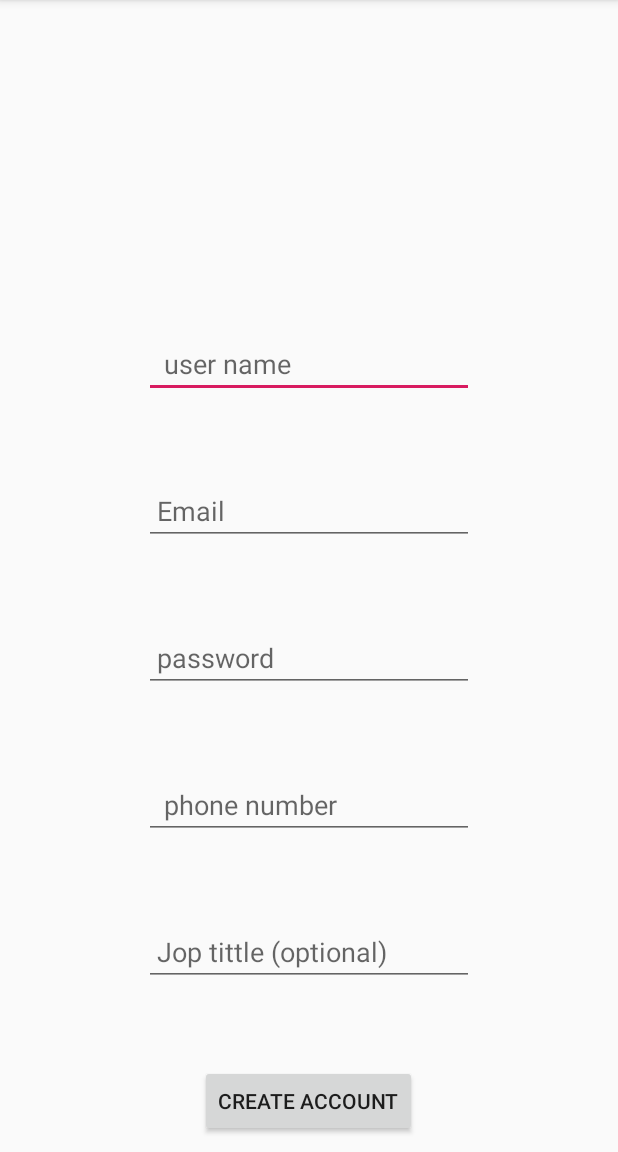
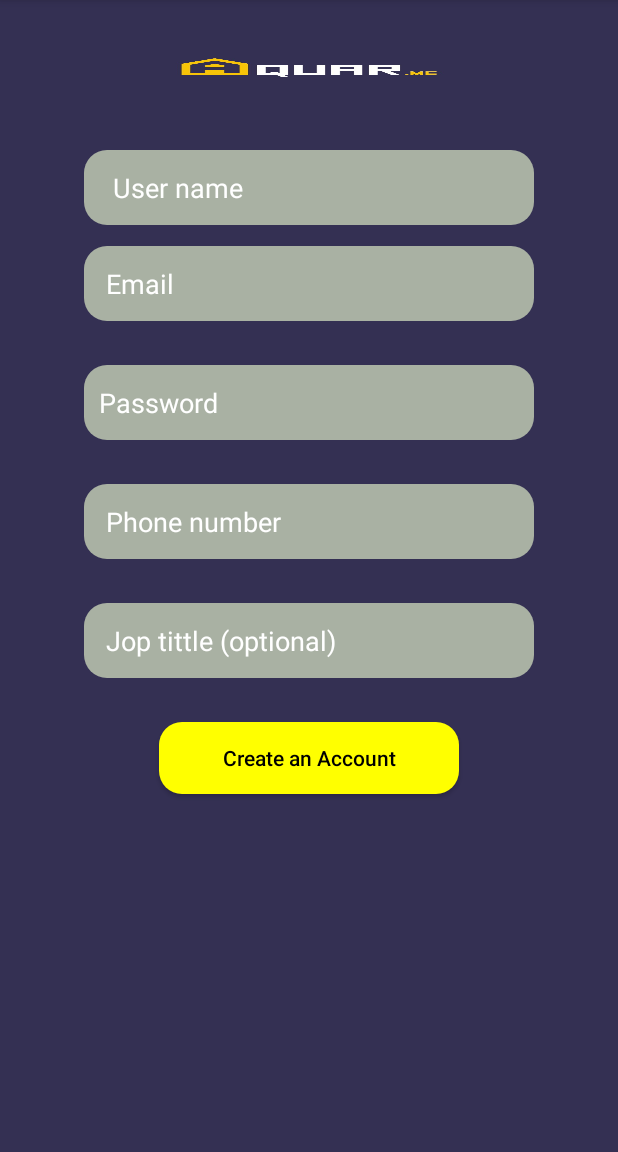
Before and after one commit to ebrahemkofe/AqarTest, an Android app: the Rejester screen opened directly, with no data from a screen before it, on a phone screen of 412 x 824 dp, the part 84-1236 px from its top. Run offline under Robolectric (Android 15) with nearby library versions, the phone set to English and light mode, and no system bars; our stand-ins replace Firebase (no records; nobody signed in at launch, a user with empty details on screens opened directly).

Commit message:
UI Design

```diff
--- a/app/src/main/AndroidManifest.xml
+++ b/app/src/main/AndroidManifest.xml
@@ -9,16 +9,16 @@
         android:roundIcon="@mipmap/ic_launcher_round"
         android:supportsRtl="true"
         android:theme="@style/AppTheme">
-        <activity android:name=".Login">
+        <activity android:name=".SplashScreen">
             <intent-filter>
                 <action android:name="android.intent.action.MAIN" />
-
                 <category android:name="android.intent.category.LAUNCHER" />
             </intent-filter>
         </activity>
         <activity android:name=".Rejester" />
         <activity android:name=".CustomerList" />
-        <activity android:name=".Home"></activity>
+        <activity android:name=".Home" />
+        <activity android:name=".Login"></activity>
     </application>
 
 </manifest>
--- /dev/null
+++ b/app/src/main/res/drawable/inputbutton.xml
@@ -0,0 +1,8 @@
+<?xml version="1.0" encoding="utf-8"?>
+<shape xmlns:android="http://schemas.android.com/apk/res/android">
+    <solid android:color="#FFFF00">
+    </solid>
+    <corners android:radius="15dp"
+        ></corners>
+
+</shape>
--- /dev/null
+++ b/app/src/main/res/drawable/inputedittext.xml
@@ -0,0 +1,6 @@
+<?xml version="1.0" encoding="utf-8"?>
+<shape xmlns:android="http://schemas.android.com/apk/res/android">
+    <solid android:color="#A9B1A3"></solid>
+    <corners android:radius="15dp"></corners>
+
+</shape>
--- a/app/src/main/res/layout/activity_rejester.xml
+++ b/app/src/main/res/layout/activity_rejester.xml
@@ -1,4 +1,11 @@
 <?xml version="1.0" encoding="utf-8"?>
+
+<ScrollView xmlns:android="http://schemas.android.com/apk/res/android"
+    xmlns:tools="http://schemas.android.com/tools"
+    android:layout_width="match_parent"
+    android:layout_height="match_parent"
+    android:background="#343053">
+
     <LinearLayout xmlns:android="http://schemas.android.com/apk/res/android"
         xmlns:app="http://schemas.android.com/apk/res-auto"
         xmlns:tools="http://schemas.android.com/tools"
@@ -9,91 +16,105 @@
 
         <ImageView
             android:layout_width="match_parent"
-        android:layout_height="0dp"
+            android:layout_height="90dp"
             android:layout_marginBottom="10dp"
-        android:layout_weight="4"/>
+            android:layout_weight="10"
+            android:scaleType="centerCrop"
+            android:background="@drawable/logo" />
 
 
         <EditText
-        android:hint="  user name"
+            android:id="@+id/username"
+            android:layout_width="300dp"
+            android:layout_height="50dp"
+            android:layout_gravity="center"
+            android:layout_marginBottom="14dp"
+            android:background="@drawable/inputedittext"
+            android:hint="  User name"
             android:lines="1"
-        android:id="@+id/username"
-        android:layout_width="220dp"
-        android:layout_height="wrap_content"
+            android:paddingLeft="10dp"
+            android:textColorHint="#ffffff"
+            />
+
+        <EditText
+            android:id="@+id/email"
+            android:layout_width="300dp"
+            android:layout_height="50dp"
             android:layout_gravity="center"
-
-        />
-    <TextView
-
-        android:layout_width="match_parent"
-        android:layout_height="0dp"
-        android:layout_weight="1"
-        />
-    <EditText
+            android:layout_marginBottom="10dp"
+            android:background="@drawable/inputedittext"
+            android:hint=" Email"
             android:lines="1"
-        android:hint=" Email"
-        android:id="@+id/email"
-        android:layout_width="220dp"
-        android:layout_height="wrap_content"
-        android:layout_gravity="center"
-
+            android:paddingLeft="10dp"
+            android:textColorHint="#ffffff"
             />
         <TextView
             android:layout_width="match_parent"
             android:layout_height="0dp"
-        android:layout_weight="1"
-        />
+            android:layout_weight="1" />
+
         <EditText
+            android:id="@+id/password"
+            android:layout_width="300dp"
+            android:layout_height="50dp"
+            android:layout_gravity="center"
+            android:layout_marginBottom="10dp"
+            android:background="@drawable/inputedittext"
+            android:hint="Password"
             android:lines="1"
-        android:hint=" password"
-        android:id="@+id/password"
-        android:layout_width="220dp"
-        android:layout_height="wrap_content"
-        android:layout_gravity="center"
-
+            android:paddingLeft="10dp"
+            android:textColorHint="#ffffff"
             />
         <TextView
             android:layout_width="match_parent"
             android:layout_height="0dp"
-        android:layout_weight="1"
-        />
+            android:layout_weight="1" />
+
         <EditText
+            android:id="@+id/phone"
+            android:layout_width="300dp"
+            android:layout_height="50dp"
+            android:layout_gravity="center"
+            android:layout_marginBottom="10dp"
+            android:background="@drawable/inputedittext"
+            android:hint=" Phone number"
             android:lines="1"
-        android:hint="  phone number"
-        android:id="@+id/phone"
-        android:layout_width="220dp"
-        android:layout_height="wrap_content"
-        android:layout_gravity="center"
-
+            android:paddingLeft="10dp"
+            android:textColorHint="#ffffff"
             />
         <TextView
             android:layout_width="match_parent"
             android:layout_height="0dp"
-        android:layout_weight="1"
-        />
+            android:layout_weight="1" />
+
         <EditText
+            android:id="@+id/jopTittel"
+            android:layout_width="300dp"
+            android:layout_height="50dp"
+            android:layout_gravity="center"
+            android:layout_marginBottom="10dp"
+            android:background="@drawable/inputedittext"
             android:hint=" Jop tittle (optional) "
-
-        android:id="@+id/jopTittel"
-        android:layout_width="220dp"
             android:lines="1"
-        android:layout_height="wrap_content"
-        android:layout_gravity="center"
-
+            android:paddingLeft="10dp"
+            android:textColorHint="#ffffff"
             />
         <TextView
             android:layout_width="match_parent"
             android:layout_height="0dp"
-        android:layout_weight="1"
-        />
+            android:layout_weight="1" />
 
         <Button
-        android:text="create account"
-
+            android:layout_width="200dp"
+            android:layout_height="wrap_content"
             android:layout_gravity="center"
-        android:layout_width="wrap_content"
+            android:layout_marginBottom="10dp"
+            android:background="@drawable/inputbutton"
             android:onClick="reject"
-        android:layout_marginBottom="10dp"
-        android:layout_height="wrap_content" />
+            android:text="Create an Account"
+            android:textAllCaps="false"
+            android:textColor="#000000" />
 
     </LinearLayout>
+
+</ScrollView>
```
Also changed, not shown: app/src/main/java/com/example/maggy/aqartest/SplashScreen.java (added, +46 -0 lines), app/src/main/res/drawable/inputbutton2.xml (added, +8 -0 lines), app/src/main/res/drawable/inputbutton3.xml (added, +8 -0 lines), app/src/main/res/layout/activity_home.xml (+15 -5 lines), app/src/main/res/layout/activity_login.xml (+66 -44 lines), app/src/main/res/layout/activity_splash_screen.xml (added, +15 -0 lines), app/src/main/res/drawable/logo.jpeg (added). Lines whose indentation alone changed are shown as unchanged.
